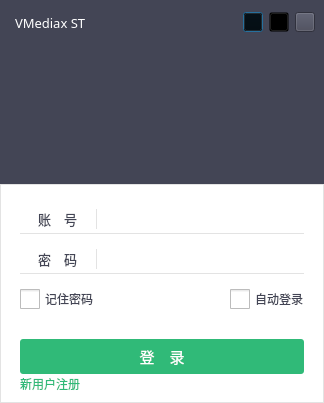
Old version of the form SoftTerminal/forms/STWBDocWindow.ui in the repository sunpu/softterminal.
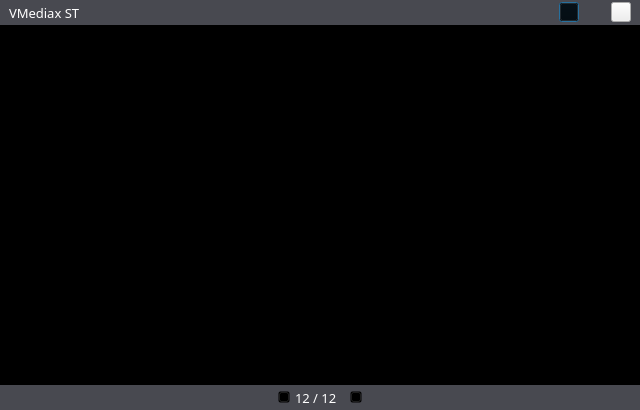
New version of the form. Icons and pictures are not drawn.

What changed in the file:
```diff
--- a/SoftTerminal/forms/STWBDocWindow.ui
+++ b/SoftTerminal/forms/STWBDocWindow.ui
@@ -6,8 +6,8 @@
    <rect>
     <x>0</x>
     <y>0</y>
-    <width>324</width>
-    <height>403</height>
+    <width>640</width>
+    <height>410</height>
    </rect>
   </property>
   <property name="windowTitle">
@@ -33,55 +33,34 @@
     <number>0</number>
    </property>
    <item>
-    <widget class="QWidget" name="widTop" native="true">
-     <property name="styleSheet">
-      <string notr="true">background-color: #434555;</string>
-     </property>
-     <layout class="QVBoxLayout" name="verticalLayout_2">
-      <property name="spacing">
-       <number>0</number>
-      </property>
-      <property name="leftMargin">
-       <number>0</number>
-      </property>
-      <property name="topMargin">
-       <number>0</number>
-      </property>
-      <property name="rightMargin">
-       <number>0</number>
-      </property>
-      <property name="bottomMargin">
-       <number>0</number>
-      </property>
-      <item>
        <widget class="QWidget" name="widTitle" native="true">
         <property name="minimumSize">
          <size>
           <width>0</width>
-          <height>45</height>
+       <height>25</height>
          </size>
         </property>
         <property name="maximumSize">
          <size>
           <width>16777215</width>
-          <height>45</height>
+       <height>25</height>
          </size>
         </property>
         <property name="styleSheet">
-         <string notr="true"/>
-        </property>
-        <layout class="QHBoxLayout" name="horizontalLayout_10">
+      <string notr="true">QWidget#widTitle{background-color:#484950;border:0px;}</string>
+     </property>
+     <layout class="QHBoxLayout" name="horizontalLayout">
          <property name="spacing">
-          <number>0</number>
+       <number>6</number>
          </property>
          <property name="leftMargin">
-          <number>15</number>
+       <number>9</number>
          </property>
          <property name="topMargin">
           <number>0</number>
          </property>
          <property name="rightMargin">
-          <number>0</number>
+       <number>9</number>
          </property>
          <property name="bottomMargin">
           <number>0</number>
@@ -109,23 +88,14 @@
            </property>
            <property name="sizeHint" stdset="0">
             <size>
-             <width>448</width>
-             <height>20</height>
+          <width>785</width>
+          <height>17</height>
             </size>
            </property>
           </spacer>
          </item>
          <item>
-          <widget class="QWidget" name="widget_17" native="true">
-           <layout class="QHBoxLayout" name="horizontalLayout_9">
-            <property name="topMargin">
-             <number>0</number>
-            </property>
-            <property name="bottomMargin">
-             <number>0</number>
-            </property>
-            <item>
-             <widget class="QPushButton" name="pb2Config">
+       <widget class="QPushButton" name="pbMaximum">
               <property name="minimumSize">
                <size>
                 <width>20</width>
@@ -153,7 +123,7 @@
              </widget>
             </item>
             <item>
-             <widget class="QPushButton" name="pbMinimum">
+       <widget class="QPushButton" name="pbNormal">
               <property name="minimumSize">
                <size>
                 <width>20</width>
@@ -167,9 +137,12 @@
                </size>
               </property>
               <property name="styleSheet">
-               <string notr="true">QPushButton{
+         <string notr="true">
+QPushButton{
 	background: transparent;
-	border-image: url(:/STSample/Resources/images/minimum.png);}
+	border-image: url(:/SoftTerminal/images/normal.png);
+    background-repeat:no-repeat;
+    border:none;}
 
 QPushButton:hover:!pressed {
 	background-color: rgb(218, 218, 218);
@@ -211,560 +184,75 @@
            </layout>
           </widget>
          </item>
-        </layout>
-       </widget>
-      </item>
       <item>
-       <widget class="QWidget" name="widget_2" native="true">
-        <layout class="QHBoxLayout" name="horizontalLayout_6">
+    <widget class="QWidget" name="widDoc" native="true">
+     <property name="minimumSize">
+      <size>
+       <width>640</width>
+       <height>360</height>
+      </size>
+     </property>
+     <property name="maximumSize">
+      <size>
+       <width>16777215</width>
+       <height>16777215</height>
+      </size>
+     </property>
+     <property name="styleSheet">
+      <string notr="true">QWidget#widDoc{background-color: #000000;border:1px #484950;}</string>
+     </property>
+     <layout class="QHBoxLayout" name="horizontalLayout_3">
+      <property name="spacing">
+       <number>10</number>
+      </property>
+      <property name="leftMargin">
+       <number>0</number>
+      </property>
          <property name="topMargin">
           <number>0</number>
          </property>
-         <item>
-          <spacer name="horizontalSpacer_3">
-           <property name="orientation">
-            <enum>Qt::Horizontal</enum>
-           </property>
-           <property name="sizeHint" stdset="0">
-            <size>
-             <width>98</width>
-             <height>20</height>
-            </size>
-           </property>
-          </spacer>
-         </item>
-         <item>
-          <widget class="QWidget" name="widget_7" native="true">
-           <layout class="QVBoxLayout" name="verticalLayout_4">
-            <item>
-             <spacer name="verticalSpacer_2">
-              <property name="orientation">
-               <enum>Qt::Vertical</enum>
-              </property>
-              <property name="sizeHint" stdset="0">
-               <size>
-                <width>20</width>
-                <height>8</height>
-               </size>
-              </property>
-             </spacer>
-            </item>
-            <item>
-             <spacer name="verticalSpacer_3">
-              <property name="orientation">
-               <enum>Qt::Vertical</enum>
-              </property>
-              <property name="sizeHint" stdset="0">
-               <size>
-                <width>20</width>
-                <height>9</height>
-               </size>
-              </property>
-             </spacer>
-            </item>
-           </layout>
-          </widget>
-         </item>
-         <item>
-          <spacer name="horizontalSpacer_4">
-           <property name="orientation">
-            <enum>Qt::Horizontal</enum>
-           </property>
-           <property name="sizeHint" stdset="0">
-            <size>
-             <width>98</width>
-             <height>20</height>
-            </size>
-           </property>
-          </spacer>
-         </item>
-        </layout>
-       </widget>
-      </item>
+      <property name="rightMargin">
+       <number>0</number>
+      </property>
+      <property name="bottomMargin">
+       <number>0</number>
+      </property>
      </layout>
     </widget>
    </item>
    <item>
     <widget class="QWidget" name="widBottom" native="true">
-     <property name="styleSheet">
-      <string notr="true">QWidget#widBottom {background-color: #ffffff;border: 1px solid #e3e3e3;}</string>
-     </property>
-     <layout class="QVBoxLayout" name="verticalLayout_3">
-      <property name="spacing">
-       <number>0</number>
-      </property>
-      <property name="leftMargin">
-       <number>0</number>
-      </property>
-      <property name="topMargin">
-       <number>10</number>
-      </property>
-      <property name="rightMargin">
-       <number>0</number>
-      </property>
-      <property name="bottomMargin">
-       <number>0</number>
-      </property>
-      <item>
-       <widget class="QWidget" name="widget" native="true">
-        <layout class="QHBoxLayout" name="horizontalLayout">
-         <property name="spacing">
-          <number>0</number>
-         </property>
-         <property name="leftMargin">
-          <number>20</number>
-         </property>
-         <property name="topMargin">
-          <number>10</number>
-         </property>
-         <property name="rightMargin">
-          <number>20</number>
-         </property>
-         <property name="bottomMargin">
-          <number>5</number>
-         </property>
-         <item>
-          <widget class="QWidget" name="widget_8" native="true">
            <property name="minimumSize">
             <size>
              <width>0</width>
-             <height>30</height>
+       <height>25</height>
             </size>
            </property>
            <property name="maximumSize">
             <size>
              <width>16777215</width>
-             <height>30</height>
+       <height>25</height>
             </size>
            </property>
            <property name="styleSheet">
-            <string notr="true">QWidget#widget_8{border: 0px;border-bottom: 1px solid #e3e3e3;}
-</string>
-           </property>
-           <layout class="QHBoxLayout" name="horizontalLayout_7">
-            <property name="leftMargin">
-             <number>5</number>
-            </property>
-            <property name="topMargin">
-             <number>5</number>
-            </property>
-            <property name="rightMargin">
-             <number>5</number>
-            </property>
-            <property name="bottomMargin">
-             <number>5</number>
-            </property>
-            <item>
-             <widget class="QLabel" name="label">
-              <property name="font">
-               <font>
-                <family>微软雅黑</family>
-                <pointsize>10</pointsize>
-               </font>
-              </property>
-              <property name="styleSheet">
-               <string notr="true">color: rgb(67, 69, 85);</string>
-              </property>
-              <property name="text">
-               <string>　账　号　</string>
-              </property>
-             </widget>
-            </item>
-            <item>
-             <widget class="QWidget" name="widget_9" native="true">
-              <property name="minimumSize">
-               <size>
-                <width>10</width>
-                <height>0</height>
-               </size>
-              </property>
-              <property name="maximumSize">
-               <size>
-                <width>10</width>
-                <height>16777215</height>
-               </size>
-              </property>
-              <property name="font">
-               <font>
-                <family>Adobe Arabic</family>
-               </font>
-              </property>
-              <property name="styleSheet">
-               <string notr="true">border: 0px;border-left: 1px solid #e3e3e3;
-</string>
-              </property>
-             </widget>
-            </item>
-           </layout>
-          </widget>
-         </item>
-         <item>
-          <widget class="QLineEdit" name="leUserName">
-           <property name="minimumSize">
-            <size>
-             <width>0</width>
-             <height>30</height>
-            </size>
-           </property>
-           <property name="maximumSize">
-            <size>
-             <width>16777215</width>
-             <height>30</height>
-            </size>
-           </property>
-           <property name="font">
-            <font>
-             <family>微软雅黑</family>
-             <pointsize>11</pointsize>
-            </font>
-           </property>
-           <property name="styleSheet">
-            <string notr="true">border: 0px;border-bottom: 1px solid #e3e3e3;
-</string>
-           </property>
-           <property name="maxLength">
-            <number>20</number>
-           </property>
-          </widget>
-         </item>
-        </layout>
-       </widget>
-      </item>
-      <item>
-       <widget class="QWidget" name="widget_3" native="true">
+      <string notr="true">QWidget#widBottom{background-color:#484950;border:0px;}</string>
+     </property>
         <layout class="QHBoxLayout" name="horizontalLayout_2">
          <property name="spacing">
-          <number>0</number>
-         </property>
-         <property name="leftMargin">
-          <number>20</number>
-         </property>
-         <property name="topMargin">
           <number>5</number>
          </property>
-         <property name="rightMargin">
-          <number>20</number>
-         </property>
-         <property name="bottomMargin">
-          <number>5</number>
-         </property>
-         <item>
-          <widget class="QWidget" name="widget_10" native="true">
-           <property name="minimumSize">
-            <size>
-             <width>0</width>
-             <height>30</height>
-            </size>
-           </property>
-           <property name="maximumSize">
-            <size>
-             <width>16777215</width>
-             <height>30</height>
-            </size>
-           </property>
-           <property name="styleSheet">
-            <string notr="true">QWidget#widget_10{border: 0px;border-bottom: 1px solid #e3e3e3;}
-</string>
-           </property>
-           <layout class="QHBoxLayout" name="horizontalLayout_8">
             <property name="leftMargin">
-             <number>5</number>
+       <number>0</number>
             </property>
             <property name="topMargin">
-             <number>5</number>
-            </property>
-            <property name="rightMargin">
-             <number>5</number>
-            </property>
-            <property name="bottomMargin">
-             <number>5</number>
-            </property>
-            <item>
-             <widget class="QLabel" name="label_2">
-              <property name="font">
-               <font>
-                <family>微软雅黑</family>
-                <pointsize>10</pointsize>
-               </font>
-              </property>
-              <property name="styleSheet">
-               <string notr="true">color: rgb(67, 69, 85);</string>
-              </property>
-              <property name="text">
-               <string>　密　码　</string>
-              </property>
-             </widget>
-            </item>
-            <item>
-             <widget class="QWidget" name="widget_11" native="true">
-              <property name="minimumSize">
-               <size>
-                <width>10</width>
-                <height>0</height>
-               </size>
-              </property>
-              <property name="maximumSize">
-               <size>
-                <width>10</width>
-                <height>16777215</height>
-               </size>
-              </property>
-              <property name="styleSheet">
-               <string notr="true">border: 0px;border-left: 1px solid #e3e3e3;
-</string>
-              </property>
-             </widget>
-            </item>
-           </layout>
-          </widget>
-         </item>
-         <item>
-          <widget class="QLineEdit" name="lePasswd">
-           <property name="minimumSize">
-            <size>
-             <width>0</width>
-             <height>30</height>
-            </size>
-           </property>
-           <property name="maximumSize">
-            <size>
-             <width>16777215</width>
-             <height>30</height>
-            </size>
-           </property>
-           <property name="font">
-            <font>
-             <family>微软雅黑</family>
-             <pointsize>11</pointsize>
-            </font>
-           </property>
-           <property name="styleSheet">
-            <string notr="true">border: 0px;border-bottom: 1px solid #e3e3e3;
-</string>
-           </property>
-           <property name="maxLength">
-            <number>20</number>
-           </property>
-           <property name="echoMode">
-            <enum>QLineEdit::Password</enum>
-           </property>
-          </widget>
-         </item>
-        </layout>
-       </widget>
-      </item>
-      <item>
-       <widget class="QWidget" name="widget_4" native="true">
-        <layout class="QHBoxLayout" name="horizontalLayout_3">
-         <property name="spacing">
           <number>0</number>
          </property>
-         <property name="leftMargin">
-          <number>20</number>
-         </property>
-         <property name="topMargin">
-          <number>10</number>
-         </property>
          <property name="rightMargin">
-          <number>20</number>
-         </property>
-         <property name="bottomMargin">
-          <number>30</number>
-         </property>
-         <item>
-          <widget class="QCheckBox" name="cbRemeberPasswd">
-           <property name="font">
-            <font>
-             <family>微软雅黑</family>
-            </font>
-           </property>
-           <property name="styleSheet">
-            <string notr="true">QCheckBox {
-    spacing: 5px;
-	color: rgb(67, 69, 85);
-}
-
-QCheckBox::indicator {
-    width: 20px;
-    height: 20px;
-}
-
-QCheckBox::indicator:unchecked {
-	
-	image: url(:/STSample/Resources/images/checkbox_unchecked.png);
-}
-
-QCheckBox::indicator:checked {
-    image: url(:/STSample/Resources/images/checkbox_checked.png);
-}
-</string>
-           </property>
-           <property name="text">
-            <string>记住密码</string>
-           </property>
-          </widget>
-         </item>
-         <item>
-          <spacer name="horizontalSpacer">
-           <property name="orientation">
-            <enum>Qt::Horizontal</enum>
-           </property>
-           <property name="sizeHint" stdset="0">
-            <size>
-             <width>161</width>
-             <height>20</height>
-            </size>
-           </property>
-          </spacer>
-         </item>
-         <item>
-          <widget class="QCheckBox" name="cbAutoLogin">
-           <property name="maximumSize">
-            <size>
-             <width>16777215</width>
-             <height>16777215</height>
-            </size>
-           </property>
-           <property name="font">
-            <font>
-             <family>微软雅黑</family>
-            </font>
-           </property>
-           <property name="layoutDirection">
-            <enum>Qt::LeftToRight</enum>
-           </property>
-           <property name="styleSheet">
-            <string notr="true">QCheckBox {
-    spacing: 5px;
-	color: rgb(67, 69, 85);
-}
-
-QCheckBox::indicator {
-    width: 20px;
-    height: 20px;
-}
-
-QCheckBox::indicator:unchecked {
-	
-	image: url(:/STSample/Resources/images/checkbox_unchecked.png);
-}
-
-QCheckBox::indicator:checked {
-    image: url(:/STSample/Resources/images/checkbox_checked.png);
-}
-</string>
-           </property>
-           <property name="text">
-            <string>自动登录</string>
-           </property>
-          </widget>
-         </item>
-        </layout>
-       </widget>
-      </item>
-      <item>
-       <widget class="QWidget" name="widget_5" native="true">
-        <layout class="QHBoxLayout" name="horizontalLayout_4">
-         <property name="spacing">
           <number>0</number>
          </property>
-         <property name="leftMargin">
-          <number>20</number>
-         </property>
-         <property name="topMargin">
-          <number>0</number>
-         </property>
-         <property name="rightMargin">
-          <number>20</number>
-         </property>
          <property name="bottomMargin">
           <number>0</number>
          </property>
-         <item>
-          <widget class="QPushButton" name="pbLogin">
-           <property name="minimumSize">
-            <size>
-             <width>0</width>
-             <height>35</height>
-            </size>
-           </property>
-           <property name="maximumSize">
-            <size>
-             <width>16777215</width>
-             <height>35</height>
-            </size>
-           </property>
-           <property name="font">
-            <font>
-             <family>微软雅黑</family>
-             <pointsize>11</pointsize>
-            </font>
-           </property>
-           <property name="styleSheet">
-            <string notr="true">
-
-QPushButton {
-	border-radius: 3px;
-	color: rgb(255, 255, 255);
-	background-color: rgb(48, 186, 120);
-}
-QPushButton:hover:pressed {
-	background-color: rgb(48, 186, 120);
-}
-QPushButton:hover:!pressed {
-	
-	background-color: rgb(109, 206, 160);
-}</string>
-           </property>
-           <property name="text">
-            <string>登　录</string>
-           </property>
-           <property name="flat">
-            <bool>false</bool>
-           </property>
-          </widget>
-         </item>
-        </layout>
-       </widget>
-      </item>
-      <item>
-       <widget class="QWidget" name="widget_6" native="true">
-        <layout class="QHBoxLayout" name="horizontalLayout_5">
-         <property name="spacing">
-          <number>0</number>
-         </property>
-         <property name="leftMargin">
-          <number>20</number>
-         </property>
-         <property name="topMargin">
-          <number>0</number>
-         </property>
-         <property name="rightMargin">
-          <number>20</number>
-         </property>
-         <item>
-          <widget class="QPushButton" name="pb2Regist">
-           <property name="styleSheet">
-            <string notr="true">
-
-QPushButton {
-	color: #30ba78;
-	font:9pt &quot;微软雅黑&quot;;
-    background-repeat:no-repeat;
-    border:none;
-}
-QPushButton:hover:!pressed {
-	color: #6dcea0;
-}</string>
-           </property>
-           <property name="text">
-            <string>新用户注册</string>
-           </property>
-           <property name="flat">
-            <bool>true</bool>
-           </property>
-          </widget>
-         </item>
          <item>
           <spacer name="horizontalSpacer_2">
            <property name="orientation">
@@ -772,15 +260,109 @@
            </property>
            <property name="sizeHint" stdset="0">
             <size>
-             <width>247</width>
+          <width>40</width>
              <height>20</height>
             </size>
            </property>
           </spacer>
          </item>
-        </layout>
+      <item alignment="Qt::AlignHCenter">
+       <widget class="QPushButton" name="pbMinimum_2">
+        <property name="minimumSize">
+         <size>
+          <width>12</width>
+          <height>12</height>
+         </size>
+        </property>
+        <property name="maximumSize">
+         <size>
+          <width>12</width>
+          <height>12</height>
+         </size>
+        </property>
+        <property name="styleSheet">
+         <string notr="true">QPushButton{
+	background: transparent;
+	border-image: url(:/SoftTerminal/images/left.png);}
+
+QPushButton:hover:!pressed {
+	background-color: rgb(218, 218, 218);
+}</string>
+        </property>
+        <property name="text">
+         <string/>
+        </property>
        </widget>
       </item>
+      <item>
+       <widget class="QLabel" name="label">
+        <property name="minimumSize">
+         <size>
+          <width>50</width>
+          <height>15</height>
+         </size>
+        </property>
+        <property name="maximumSize">
+         <size>
+          <width>50</width>
+          <height>15</height>
+         </size>
+        </property>
+        <property name="font">
+         <font>
+          <family>微软雅黑</family>
+          <pointsize>10</pointsize>
+         </font>
+        </property>
+        <property name="styleSheet">
+         <string notr="true">color: rgb(255, 255, 255);</string>
+        </property>
+        <property name="text">
+         <string>12 / 12</string>
+        </property>
+       </widget>
+      </item>
+      <item alignment="Qt::AlignHCenter">
+       <widget class="QPushButton" name="pbMaximum_2">
+        <property name="minimumSize">
+         <size>
+          <width>12</width>
+          <height>12</height>
+         </size>
+        </property>
+        <property name="maximumSize">
+         <size>
+          <width>12</width>
+          <height>12</height>
+         </size>
+        </property>
+        <property name="styleSheet">
+         <string notr="true">QPushButton{
+	background: transparent;
+	border-image: url(:/SoftTerminal/images/right.png);}
+
+QPushButton:hover:!pressed {
+	background-color: rgb(218, 218, 218);
+}</string>
+        </property>
+        <property name="text">
+         <string/>
+        </property>
+       </widget>
+      </item>
+      <item>
+       <spacer name="horizontalSpacer">
+        <property name="orientation">
+         <enum>Qt::Horizontal</enum>
+        </property>
+        <property name="sizeHint" stdset="0">
+         <size>
+          <width>40</width>
+          <height>20</height>
+         </size>
+        </property>
+       </spacer>
+      </item>
      </layout>
     </widget>
    </item>
```
Left out of the diff: 11 changed lines with no effect on the pictures. Lines whose indentation alone changed are shown as unchanged.
